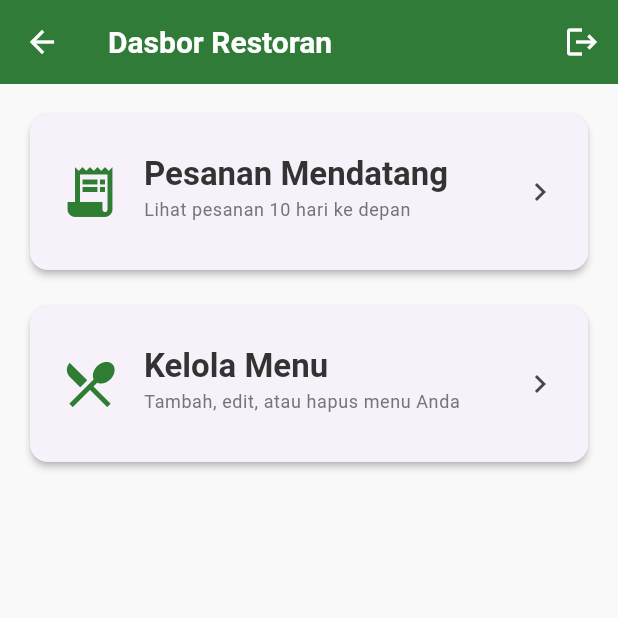
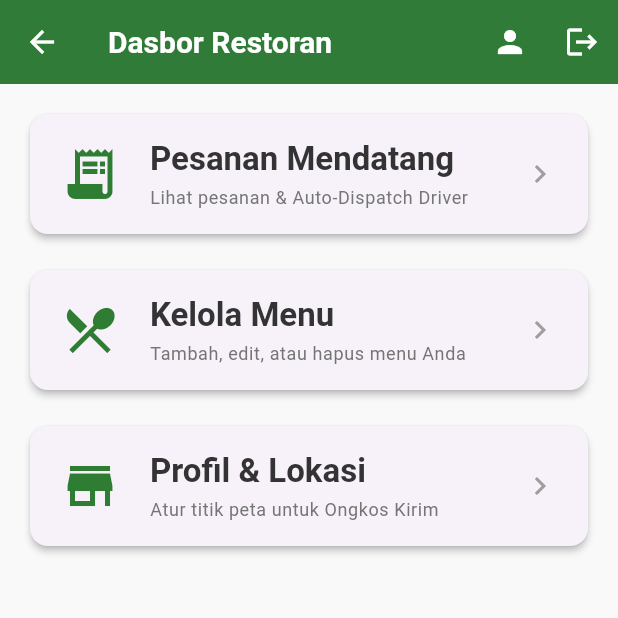
Before and after one commit to Blitzore/katering-app, a Flutter app: the RestaurantDashboard screen opened directly, on a phone screen of 412 x 824 dp, the top half of it. Run offline on Flutter 3.47's test engine with Material 3 defaults, Android fonts, the phone set to English and light mode, and no system bars; our stand-ins replace badges, cloud_firestore, firebase_auth, firebase_core, flutter_map, geolocator and 3 more; missing offline and left inert: cloudinary_public; accounts and stored records are empty.

Commit message:
feat(maps): Add Location Picker for Restaurant

```diff
--- a/lib/screens/restaurant/restaurant_dashboard.dart
+++ b/lib/screens/restaurant/restaurant_dashboard.dart
@@ -2,7 +2,8 @@
 import 'package:firebase_auth/firebase_auth.dart';
 import 'package:flutter/material.dart';
 import 'menu_management_screen.dart';
-import 'upcoming_orders_screen.dart'; // <-- IMPORT DIUBAH
+import 'upcoming_orders_screen.dart';
+import 'restaurant_profile_screen.dart'; // <-- IMPORT BARU (Pastikan file ini sudah dibuat)
 
 /// Halaman dashboard utama untuk Restoran.
 class RestaurantDashboard extends StatelessWidget {
@@ -14,6 +15,19 @@ class RestaurantDashboard extends StatelessWidget {
       appBar: AppBar(
         title: const Text('Dasbor Restoran'),
         actions: [
+          // --- [TOMBOL 1: AKSES CEPAT PROFIL] ---
+          IconButton(
+            icon: const Icon(Icons.person),
+            tooltip: 'Profil & Lokasi',
+            onPressed: () {
+              Navigator.push(
+                context,
+                MaterialPageRoute(
+                    builder: (context) => const RestaurantProfileScreen()),
+              );
+            },
+          ),
+          // --- [TOMBOL 2: LOGOUT] ---
           IconButton(
             icon: const Icon(Icons.logout),
             tooltip: 'Logout',
@@ -26,21 +40,23 @@ class RestaurantDashboard extends StatelessWidget {
       body: ListView(
         padding: const EdgeInsets.all(16.0),
         children: [
+          // --- KARTU 1: PESANAN ---
           _buildDashboardCard(
             context,
             icon: Icons.receipt_long,
-            title: 'Pesanan Mendatang', // <-- TEKS DIUBAH
-            subtitle: 'Lihat pesanan 10 hari ke depan', // <-- TEKS DIUBAH
+            title: 'Pesanan Mendatang',
+            subtitle: 'Lihat pesanan & Auto-Dispatch Driver',
             onTap: () {
               Navigator.push(
                 context,
                 MaterialPageRoute(
-                    // <-- NAVIGASI DIUBAH
                     builder: (context) => const UpcomingOrdersScreen()),
               );
             },
           ),
           const SizedBox(height: 16),
+
+          // --- KARTU 2: KELOLA MENU ---
           _buildDashboardCard(
             context,
             icon: Icons.restaurant_menu,
@@ -51,6 +67,22 @@ class RestaurantDashboard extends StatelessWidget {
                 context,
                 MaterialPageRoute(
                     builder: (context) => const MenuManagementScreen()),
+              );
+            },
+          ),
+          const SizedBox(height: 16),
+
+          // --- KARTU 3: PROFIL & LOKASI (BARU) ---
+          _buildDashboardCard(
+            context,
+            icon: Icons.store_mall_directory, // Ikon Toko/Lokasi
+            title: 'Profil & Lokasi',
+            subtitle: 'Atur titik peta untuk Ongkos Kirim', // Keterangan fungsi
+            onTap: () {
+              Navigator.push(
+                context,
+                MaterialPageRoute(
+                    builder: (context) => const RestaurantProfileScreen()),
               );
             },
           ),
@@ -70,18 +102,33 @@ class RestaurantDashboard extends StatelessWidget {
     return Card(
       elevation: 2,
       shape: RoundedRectangleBorder(borderRadius: BorderRadius.circular(12)),
-      child: ListTile(
-        contentPadding:
-            const EdgeInsets.symmetric(vertical: 16.0, horizontal: 20.0),
-        leading: Icon(
-          icon,
-          size: 40,
-          color: Theme.of(context).primaryColor,
+      child: InkWell( // Pakai InkWell biar ada efek pencet
+        onTap: onTap,
+        borderRadius: BorderRadius.circular(12),
+        child: Padding(
+          padding: const EdgeInsets.symmetric(vertical: 16.0, horizontal: 20.0),
+          child: Row(
+            children: [
+              Icon(
+                icon,
+                size: 40,
+                color: Theme.of(context).primaryColor,
+              ),
+              const SizedBox(width: 20),
+              Expanded(
+                child: Column(
+                  crossAxisAlignment: CrossAxisAlignment.start,
+                  children: [
+                    Text(title, style: Theme.of(context).textTheme.titleLarge),
+                    const SizedBox(height: 4),
+                    Text(subtitle, style: Theme.of(context).textTheme.bodySmall),
+                  ],
+                ),
+              ),
+              const Icon(Icons.chevron_right, color: Colors.grey),
+            ],
+          ),
         ),
-        title: Text(title, style: Theme.of(context).textTheme.titleLarge),
-        subtitle: Text(subtitle, style: Theme.of(context).textTheme.bodySmall),
-        trailing: const Icon(Icons.chevron_right),
-        onTap: onTap,
       ),
     );
   }
--- a/pubspec.yaml
+++ b/pubspec.yaml
@@ -44,6 +44,10 @@ dependencies:
   intl: ^0.19.0
   badges: ^3.1.2
   webview_flutter: ^4.0.0
+  http: ^1.1.0
+  flutter_map: ^6.0.1
+  latlong2: ^0.9.0
+  geolocator: ^10.1.0
 
 dev_dependencies:
   flutter_test:
```
Also changed, not shown: lib/screens/maps/location_picker_screen.dart (added, +123 -0 lines), lib/screens/restaurant/restaurant_profile_screen.dart (added, +132 -0 lines), lib/screens/restaurant/upcoming_orders_screen.dart (+18 -0 lines), lib/services/restaurant_service.dart (+23 -3 lines), package-lock.json, 1 other file.
